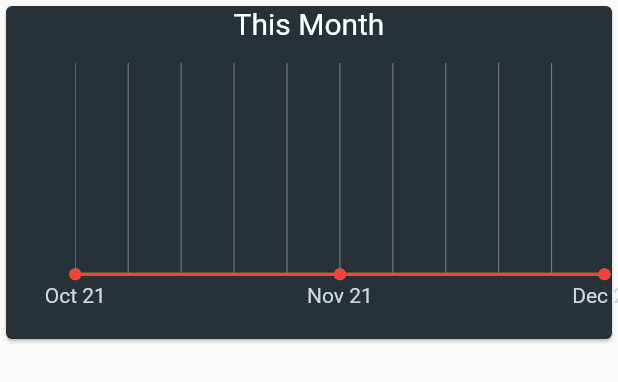
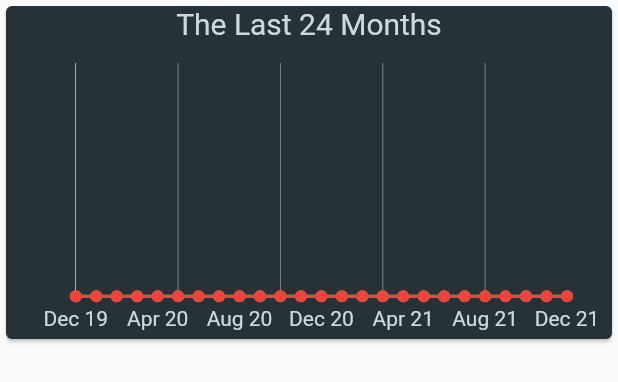
Before and after one commit to grittaweisheit/money_tracker, a Flutter app: the StatisticsLineChartCard widget shown alone on an empty page, opened directly, on a phone screen of 412 x 824 dp. Shown: the top 382 px of the screen. Run offline on Flutter 3.47's test engine with Material 2 defaults, Android fonts, the phone set to English and light mode, and no system bars; drawn by our look-alikes of fl_chart; our stand-ins replace file_picker, flip_card, hive, hive_flutter; missing offline and left inert: mdi; accounts and stored records are empty.

Commit message:
adjust line chart tooltips

```diff
--- a/lib/Constants.dart
+++ b/lib/Constants.dart
@@ -38,10 +38,12 @@ Color lightRedColor = Colors.red.shade300;
 /// TextStyles
 
 TextStyle largerTextStyle = TextStyle(fontSize: 20);
-
 TextStyle boldTextStyle = TextStyle(fontWeight: FontWeight.bold);
 
 TextStyle whiteTextStyle = TextStyle(color: Colors.white);
+TextStyle lightTextStyle = TextStyle(color: primaryColorLightTone);
+TextStyle intensiveGreenTextStyle = TextStyle(color: intensiveGreenColor);
+TextStyle intensiveRedTextStyle = TextStyle(color: intensiveRedColor);
 
 /// Boxes
 
--- a/lib/Utils.dart
+++ b/lib/Utils.dart
@@ -20,7 +20,7 @@ double getIncomeOrExpenseForMonth(
           transaction.isIncome == getIncome &&
           !transaction.date.isBefore(monthYear) &&
           transaction.date.isBefore(nextMonthYear))
-      .fold(0, (sum, transaction) => sum + transaction.amount);
+      .fold(0.0, (sum, transaction) => sum + transaction.amount);
 }
 
 /// TextStyle Utils
--- a/lib/components/statisticsLineChartCard.dart
+++ b/lib/components/statisticsLineChartCard.dart
@@ -7,39 +7,96 @@ import 'package:money_tracker/models/Transactions.dart';
 import '../Constants.dart';
 import '../Utils.dart';
 
-class StatisticsLineChartCard extends StatelessWidget {
+const int LINES = 2;
+const int INCOME_INDEX = 0;
+const int EXPENSE_INDEX = 1;
+
+class StatisticsLineChartCard extends StatefulWidget {
   final int coveredMonths;
 
   StatisticsLineChartCard(this.coveredMonths);
 
-  LineChartBarData getIncomeExpenseLineData(bool isIncome) {
+  @override
+  StatisticsLineChartCardState createState() => StatisticsLineChartCardState();
+}
+
+class StatisticsLineChartCardState extends State<StatisticsLineChartCard> {
+  int coveredMonths = 24; // DateTime.monthsPerYear;
+
+  @override
+  initState() {
+    super.initState();
+  }
+
+  String dateFromXValue(double value) {
+    DateTime date = DateTime(value ~/ 12, value.toInt() % 12);
+    return monthYearOnlyFormat.format(date);
+  }
+
+  LineTooltipItem tooltipItemFromSpot(LineBarSpot spot) {
+    return spot.barIndex == INCOME_INDEX
+        ? LineTooltipItem('${dateFromXValue(spot.x)}\n', boldTextStyle,
+            children: [
+                TextSpan(
+                    text: '+ ${spot.y.toStringAsFixed(2)} €',
+                    style: intensiveGreenTextStyle)
+              ])
+        : LineTooltipItem(
+            '- ${spot.y.toStringAsFixed(2)} €', intensiveRedTextStyle);
+  }
+
+  List<LineChartBarData> getIncomeAndExpenseLineData() {
     Box<OneTimeTransaction> box = Hive.box(oneTimeTransactionBox);
     List<OneTimeTransaction> transactions = box.values.toList();
-    transactions.sort(sortTransactionsEarliestFirst); // earliest is first
+    transactions.sort(sortTransactionsEarliestFirst);
 
     DateTime now = getOnlyDate(DateTime.now());
     DateTime earliestMonthYear = DateTime(
         now.year - coveredMonths ~/ DateTime.monthsPerYear,
         now.month - coveredMonths % DateTime.monthsPerYear);
-    List<FlSpot> spots = [];
+    List<FlSpot> incomeSpots = [];
+    List<FlSpot> expenseSpots = [];
     while (now.isAfter(earliestMonthYear)) {
-      FlSpot spot = FlSpot(now.month + now.year * 12,
-          getIncomeOrExpenseForMonth(isIncome, now, box).abs());
-      spots.add(spot);
+      FlSpot incomeSpot = FlSpot(now.month + now.year * 12,
+          getIncomeOrExpenseForMonth(true, now, box).abs());
+      FlSpot expenseSpot = FlSpot(now.month + now.year * 12,
+          getIncomeOrExpenseForMonth(false, now, box).abs());
+      incomeSpots.add(incomeSpot);
+      expenseSpots.add(expenseSpot);
       now = DateTime(now.year, now.month - 1, now.day);
     }
-    return LineChartBarData(
-        colors: [isIncome ? intensiveGreenColor : intensiveRedColor],
-        spots: spots);
+
+    List<LineChartBarData> linesData = List.filled(LINES, LineChartBarData());
+    linesData[INCOME_INDEX] =
+        LineChartBarData(colors: [intensiveGreenColor], spots: incomeSpots);
+    linesData[EXPENSE_INDEX] =
+        LineChartBarData(colors: [intensiveRedColor], spots: expenseSpots);
+
+    return linesData;
   }
+
+  final getTitlesTextStyles = (ctx, val) => lightTextStyle;
+
+  SideTitles getLeftTitles() => SideTitles(
+      showTitles: true,
+      reservedSize: 35,
+      interval: 500,
+      getTextStyles: getTitlesTextStyles,
+      getTitles: (value) {
+        return value.toInt() == 0 ? '' : value.toInt().toString();
+      });
+
+  SideTitles getBottomTitles() => SideTitles(
+      showTitles: true,
+      interval: coveredMonths / 6,
+      getTextStyles: getTitlesTextStyles,
+      getTitles: dateFromXValue);
 
   LineChartData getLineChartData() {
     List<LineChartBarData> lines = [];
-    lines.add(getIncomeExpenseLineData(true));
-    lines.add(getIncomeExpenseLineData(false));
-    final getTextStyles = (ctx, val) => TextStyle(color: primaryColorLightTone);
+    lines = getIncomeAndExpenseLineData();
     BorderSide borderSide =
-        BorderSide(color: primaryColorLightTone, width: 0.2);
+        BorderSide(color: primaryColorLightTone, width: 0.5);
     return LineChartData(
       minY: 0,
       borderData: FlBorderData(
@@ -47,28 +104,15 @@ class StatisticsLineChartCard extends StatelessWidget {
       titlesData: FlTitlesData(
         rightTitles: SideTitles(showTitles: false),
         topTitles: SideTitles(showTitles: false),
-          leftTitles: SideTitles(
-              showTitles: true,
-              reservedSize: 35,
-              interval: 500,
-              getTextStyles: getTextStyles,
-              getTitles: (value) {
-                return value.toInt() == 0 ? '' : value.toInt().toString();
-              }),
-          bottomTitles: SideTitles(
-            showTitles: true,
-            interval: 1,
-            getTextStyles: getTextStyles,
-            getTitles: (value) {
-              DateTime date = DateTime(value ~/ 12, value.toInt() % 12);
-              return monthYearOnlyFormat.format(date);
-            },
+        leftTitles: getLeftTitles(),
+        bottomTitles: getBottomTitles(),
       ),
-        ),
+      lineTouchData: LineTouchData(touchTooltipData:
+          LineTouchTooltipData(getTooltipItems: (List<LineBarSpot> spots) {
+        return spots.map(tooltipItemFromSpot).toList();
+      })),
       lineBarsData: lines,
-        betweenBarsData: [
-          //BetweenBarsData(fromIndex: 0, toIndex: 1, colors: [primaryColorLightTone])
-        ]);
+    );
   }
 
   @override
@@ -81,10 +125,11 @@ class StatisticsLineChartCard extends StatelessWidget {
         child: Padding(
           padding: EdgeInsets.symmetric(horizontal: 5),
           child: Column(children: [
-            Text('This Month', style: largerTextStyle.merge(whiteTextStyle)),
+            Text('The Last $coveredMonths Months',
+                style: largerTextStyle.merge(lightTextStyle)),
             Expanded(
                 child: Padding(
-                    padding: EdgeInsets.symmetric(vertical: 15),
+                    padding: EdgeInsets.fromLTRB(0, 15, 25, 0),
                     child: LineChart(lineChartData))),
           ]),
         ),
--- a/lib/main.dart
+++ b/lib/main.dart
@@ -7,6 +7,7 @@ import 'models/Transactions.dart';
 import 'pages/home.dart';
 
 const bool RESET = false;
+const bool reset_oneTimeTransactions = true;
 
 void main() async {
   await Hive.initFlutter();
@@ -24,6 +25,8 @@ void main() async {
   Box bluePrintTransactions =
   await Hive.openBox<BlueprintTransaction>(blueprintTransactionBox);
 
+  if(reset_oneTimeTransactions){
+    oneTimeTransactions.clear();}
   if (RESET) {
     tags.clear();
     oneTimeTransactions.clear();
--- a/lib/pages/importExportView.dart
+++ b/lib/pages/importExportView.dart
@@ -29,7 +29,7 @@ class ImportExportView extends StatelessWidget {
       list.addAll(
           tags.values.where((t) => t.name == category)); // should only be one
       oneTimeTransactions.add(
-          OneTimeTransaction(description, amount >= 0, amount, list, date));
+          OneTimeTransaction(description, amount >= 0,amount, list, date));
     }
   }
 
--- a/lib/pages/statisticsTab.dart
+++ b/lib/pages/statisticsTab.dart
@@ -4,9 +4,12 @@ import 'package:money_tracker/Utils.dart';
 import 'package:money_tracker/components/statisticsLineChartCard.dart';
 import 'package:money_tracker/components/tagStatisticsList.dart';
 
-class StatisticsTab extends StatelessWidget {
-  StatisticsTab();
+class StatisticsTab extends StatefulWidget {
+  @override
+  StatisticsTabState createState() => StatisticsTabState();
+}
 
+class StatisticsTabState extends State<StatisticsTab> {
   @override
   Widget build(BuildContext context) {
     return Padding(
```
Lines whose indentation alone changed are shown as unchanged.
